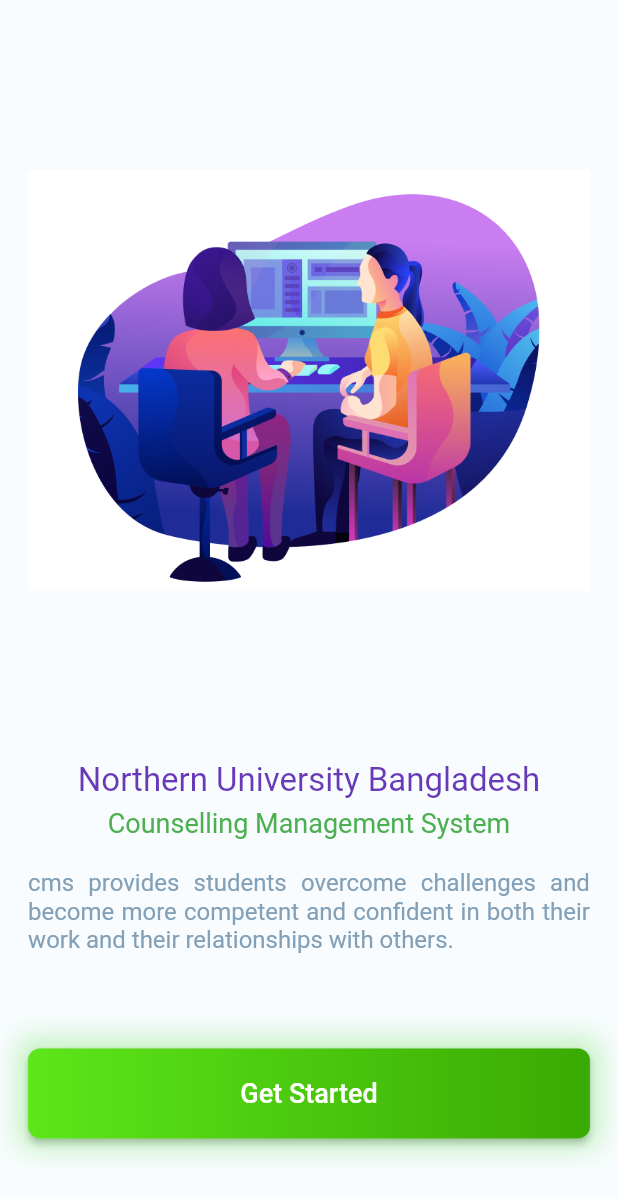
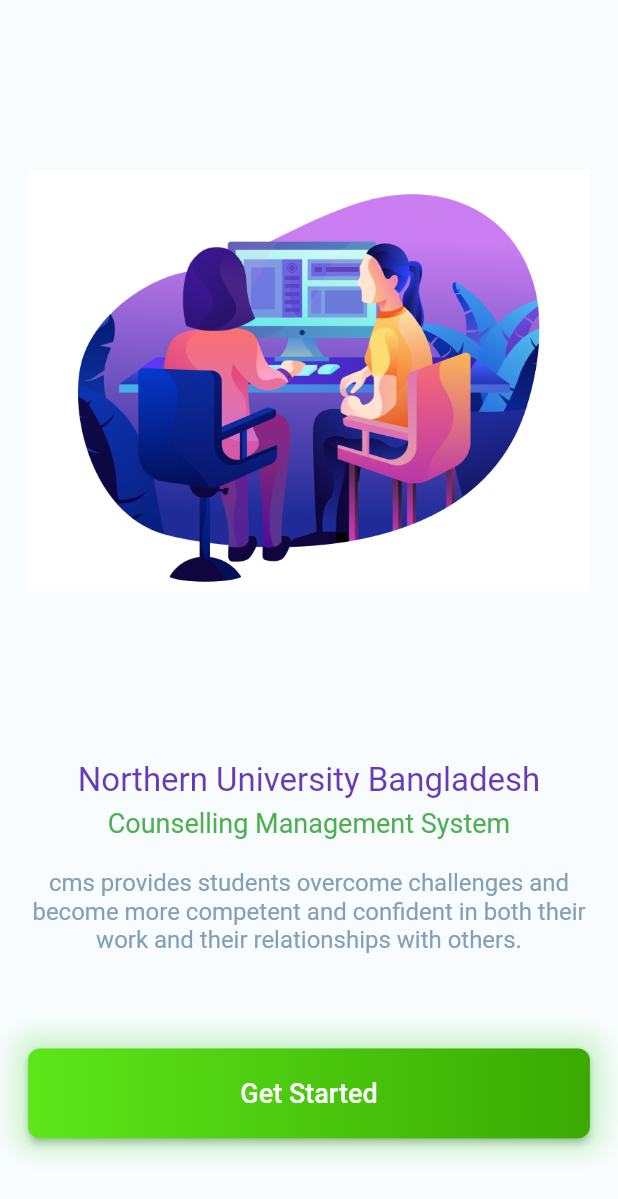
Before and after one commit to chandan8345/cmsapp, a Flutter app: the screen it shows after launch, on a phone screen of 412 x 824 dp. Shown: the top 1199 px of the screen. Run offline on Flutter 3.47's test engine with Material 2 defaults, Android fonts, the phone set to English and light mode, and no system bars; our stand-ins replace avatar_glow, connectivity, date_format, dio, flutter_datetime_picker, flutter_slidable and 6 more; missing offline and left inert: fancy_dialog, flutter_phone_direct_caller, nice_button; Roboto replaces fonts that are missing (opensans, rubik).

Commit message:
finalize with app

```diff
--- a/lib/onboarding.dart
+++ b/lib/onboarding.dart
@@ -79,7 +79,7 @@ class _OnboardingState extends State<Onboarding> {
                           fontWeight: FontWeight.w400,
                           color: CustomColors.TextBody,
                           fontFamily: 'opensans'),
-                      textAlign: TextAlign.justify,
+                      textAlign: TextAlign.center,
                     ),
                   ],
                 ),
--- a/lib/register.dart
+++ b/lib/register.dart
@@ -432,7 +432,7 @@ class _registerState extends State<register> {
                         ),
                       ),
                       Padding(
-                        padding: EdgeInsets.only(left: 20,right: 20, bottom:10, top: 0),
+                        padding: EdgeInsets.only(left: 23,right: 20, bottom:10, top: 0),
                         child:DropdownButtonFormField(
                           decoration: new InputDecoration(
                             labelText: 'Department',
```
